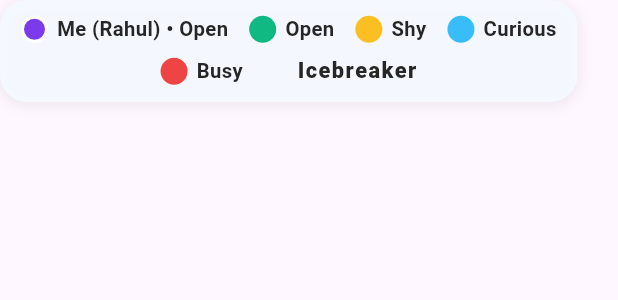
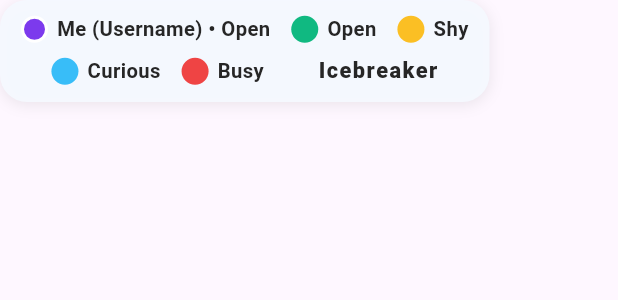
Before and after one commit to marufrahmangit/icebreaker, a Flutter app: the _LegendPill widget shown alone on an empty page, opened directly with empty values, on a phone screen of 412 x 824 dp. Shown: the top 300 px of the screen. Run offline on Flutter 3.47's test engine with Material 3 defaults, Android fonts, the phone set to English and light mode, and no system bars; our stand-ins replace connectivity_plus, google_maps_flutter, shared_preferences; accounts and stored records are empty.

Commit message:
texual fixes

```diff
--- a/lib/main.dart
+++ b/lib/main.dart
@@ -5,7 +5,7 @@
 // - Filters landing (Age + Gender) âœ…
 // - Landing screen fade into map âœ…
 // - Google Map with greedy gestures âœ…
-// - 60 simulated users (incl. 6 within ~800m of Rahul) âœ…
+// - 60 simulated users (incl. 6 within ~800m of Username) âœ…
 // - Wave 👋 unlock system (Chat + Directions unlock only if they wave back) âœ…
 // - Emergency button ONLY on map âœ…
 // - Block button small in top-right of popup âœ…
@@ -782,13 +782,13 @@ class _MapScreenState extends State<MapScreen> {
   List<IceUser> _buildUsers() {
     const me = IceUser(
       id: 0,
-      name: 'Rahul (You)',
+      name: 'Username (You)',
       lat: -33.8688,
       lng: 151.2093,
       interests: ['AI', 'Clubbing', 'Tech'],
       spark: 75,
       statusType: StatusType.open,
-      bio: 'Letâ€™s make new connections in Sydney!',
+      bio: "Let's make new connections in Sydney!",,
       age: 26,
       gender: 'Male',
       me: true,
@@ -845,7 +845,7 @@ class _MapScreenState extends State<MapScreen> {
         gender: 'Male',
       ),
 
-      // âœ… 6 EXTRA users within ~800m of Rahul
+      // âœ… 6 EXTRA users within ~800m of Username
       const IceUser(
         id: 5,
         name: 'Maya',
@@ -991,15 +991,15 @@ class _MapScreenState extends State<MapScreen> {
 
     // Inject some guaranteed crossings for demo
     final crossings = [
-      // Sophie crossing with Rahul near Opera House
+      // Sophie crossing with Username near Opera House
       UserCrossingConfig(
-        userId1: 0, // Rahul
+        userId1: 0, // Username
         userId2: 1, // Sophie
         lat: -33.8568,
         lng: 151.2153,
         timeOffset: Duration(days: 2, hours: 14),
       ),
-      // Liam crossing with Rahul near Circular Quay
+      // Liam crossing with Username near Circular Quay
       UserCrossingConfig(
         userId1: 0,
         userId2: 2, // Liam
@@ -1007,7 +1007,7 @@ class _MapScreenState extends State<MapScreen> {
         lng: 151.2106,
         timeOffset: Duration(days: 1, hours: 18, minutes: 30),
       ),
-      // Ava crossing with Rahul near Darling Harbour
+      // Ava crossing with Username near Darling Harbour
       UserCrossingConfig(
         userId1: 0,
         userId2: 3, // Ava
@@ -1015,7 +1015,7 @@ class _MapScreenState extends State<MapScreen> {
         lng: 151.2007,
         timeOffset: Duration(days: 3, hours: 12),
       ),
-      // Maya crossing with Rahul (one of the close ones)
+      // Maya crossing with Username (one of the close ones)
       UserCrossingConfig(
         userId1: 0,
         userId2: 5, // Maya
@@ -1638,7 +1638,7 @@ class _LegendPill extends StatelessWidget {
           Row(mainAxisSize: MainAxisSize.min, children: [
             dot(const Color(0xFF7C3AED), me: true),
             const SizedBox(width: 6),
-            Text('Me (Rahul) • ${statusLabel(myStatus)}', style: t),
+            Text('Me (Username) • ${statusLabel(myStatus)}', style: t),
           ]),
           Row(mainAxisSize: MainAxisSize.min, children: [
             dot(const Color(0xFF10B981)),
```
